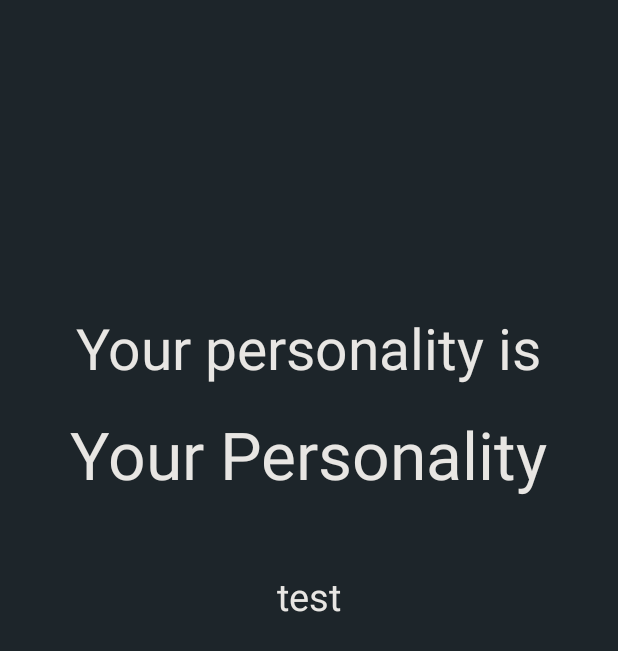
After one commit to 0a30f785-a225-43eb-bcee-a7fd2f0068f0/MyAwesomeQuiz4, an Android app: the layout activity_result.xml on its own in the app's theme, with its tools: preview values and no code run, on a phone screen of 412 x 824 dp. The commit adds this screen. Shown: the top 651 px of the screen. Run offline under Robolectric (Android 15) with nearby library versions, the phone set to English and light mode, and no system bars.

Commit message:
feat(activity): Added activity ResultActivity

```diff
--- a/app/src/main/AndroidManifest.xml
+++ b/app/src/main/AndroidManifest.xml
@@ -12,6 +12,9 @@
         android:supportsRtl="true"
         android:theme="@style/Theme.MyAwesomeQuiz"
         tools:targetApi="31">
+        <activity
+            android:name=".ResultActivity"
+            android:exported="false" />
         <activity
             android:name=".QuizActivity"
             android:exported="false" />
--- a/app/src/main/res/layout/activity_quiz.xml
+++ b/app/src/main/res/layout/activity_quiz.xml
@@ -29,7 +29,7 @@
         android:layout_width="match_parent"
         android:layout_height="wrap_content"
         android:layout_above="@id/radio_group"
-        android:layout_marginBottom="16dp"
+        android:layout_marginBottom="50dp"
         android:text="Here will be the question text\nHere will be the question text\nHere will be the question text"
         android:textAlignment="center"
         android:textColor="@color/white"
--- /dev/null
+++ b/app/src/main/res/layout/activity_result.xml
@@ -0,0 +1,54 @@
+<?xml version="1.0" encoding="utf-8"?>
+<RelativeLayout xmlns:android="http://schemas.android.com/apk/res/android"
+    xmlns:app="http://schemas.android.com/apk/res-auto"
+    xmlns:tools="http://schemas.android.com/tools"
+    android:layout_width="match_parent"
+    android:layout_height="match_parent"
+    android:background="@color/colorBackground"
+    android:padding="16dp"
+    tools:context=".ResultActivity">
+
+    <ScrollView
+        android:layout_width="match_parent"
+        android:layout_height="match_parent">
+
+        <RelativeLayout
+            android:layout_width="match_parent"
+            android:layout_height="match_parent">
+
+            <TextView
+                android:id="@+id/text_view_reveal"
+                android:layout_width="wrap_content"
+                android:layout_height="wrap_content"
+                android:text="Your personality is"
+                android:textColor="@color/white"
+                android:textSize="38sp"
+                android:layout_marginTop="190dp"
+                android:layout_centerHorizontal="true"
+                android:layout_marginBottom="16dp" />
+
+            <TextView
+                android:id="@+id/text_view_personality"
+                android:layout_width="wrap_content"
+                android:layout_height="wrap_content"
+                android:layout_below="@id/text_view_reveal"
+                android:text="Your Personality"
+                android:textColor="@color/white"
+                android:textSize="44sp"
+                android:layout_centerHorizontal="true" />
+
+            <TextView
+                android:id="@+id/text_view_description"
+                android:layout_width="wrap_content"
+                android:layout_height="wrap_content"
+                android:layout_below="@id/text_view_personality"
+                android:textColor="@color/white"
+                android:textSize="25sp"
+                android:text="test"
+                android:layout_centerHorizontal="true"
+                android:textAlignment="center"
+                android:layout_marginTop="48dp"
+                android:inputType="textMultiLine"/>
+        </RelativeLayout>
+    </ScrollView>
+</RelativeLayout>
```
Also changed, not shown: app/src/main/java/codinginflow/com/QuizActivity.java (+11 -14 lines), app/src/main/java/codinginflow/com/ResultActivity.java (added, +54 -0 lines).
